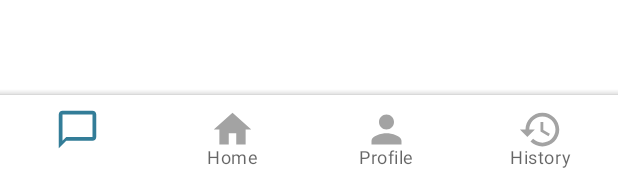
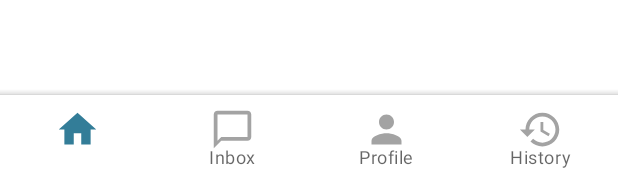
Before and after one commit to tince250/HopIn_mobile, an Android app: the layout activity_driver_main.xml on its own in the app's theme, with its tools: preview values and no code run, on a phone screen of 412 x 824 dp. Shown: the part 1057-1233 px from the top of the screen. Run offline under Robolectric (Android 15) with nearby library versions, the phone set to English and light mode, and no system bars.

Commit message:
added more styles for switch button and changes home position in toolbar

```diff
--- a/UberApp_Tim13/app/src/main/res/menu/bottom_nav_menu.xml
+++ b/UberApp_Tim13/app/src/main/res/menu/bottom_nav_menu.xml
@@ -2,16 +2,17 @@
 <menu xmlns:android="http://schemas.android.com/apk/res/android"
     xmlns:app="http://schemas.android.com/apk/res-auto">
 
+
+    <item
+        android:id="@+id/nav_home"
+        android:title="@string/home_nav"
+        android:icon="@drawable/ic_home"
+        app:showAsAction="always"
+        />
     <item
         android:id="@+id/nav_inbox"
         android:title="@string/inbox_nav"
         android:icon="@drawable/ic_baseline_chat_bubble_outline_24"
-        app:showAsAction="always"
-        />
-    <item
-        android:id="@+id/nav_home"
-        android:title="@string/home_nav"
-        android:icon="@drawable/ic_home"
         app:showAsAction="always"
         />
     <item
```
Also changed, not shown: UberApp_Tim13/app/src/main/res/layout/toggle_button_bar.xml (+14 -3 lines).
